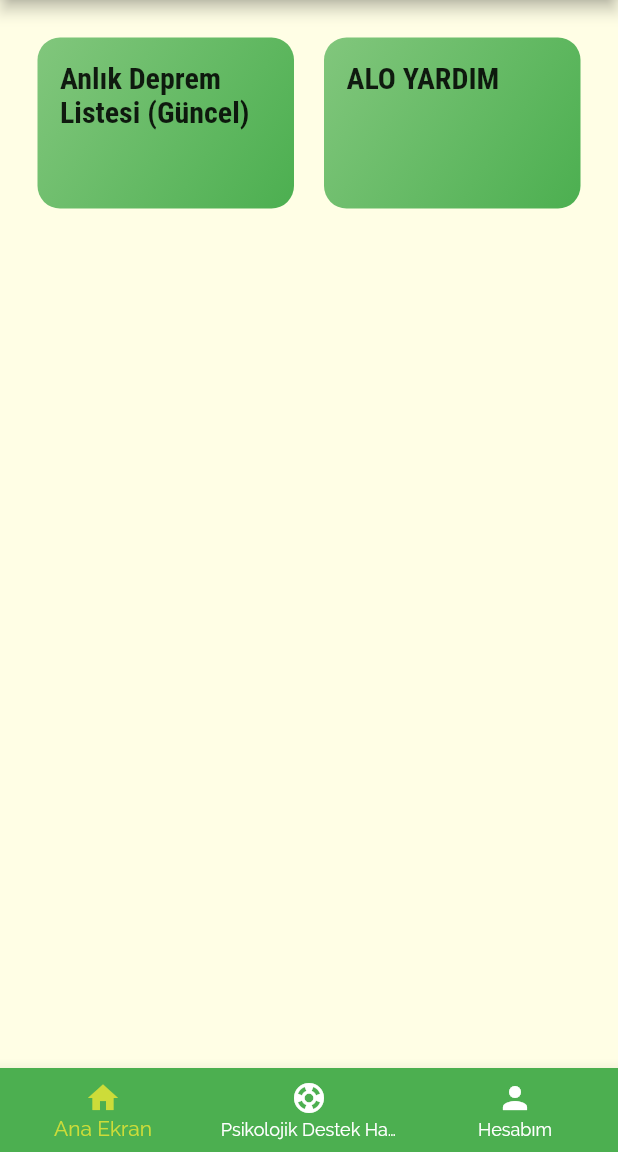
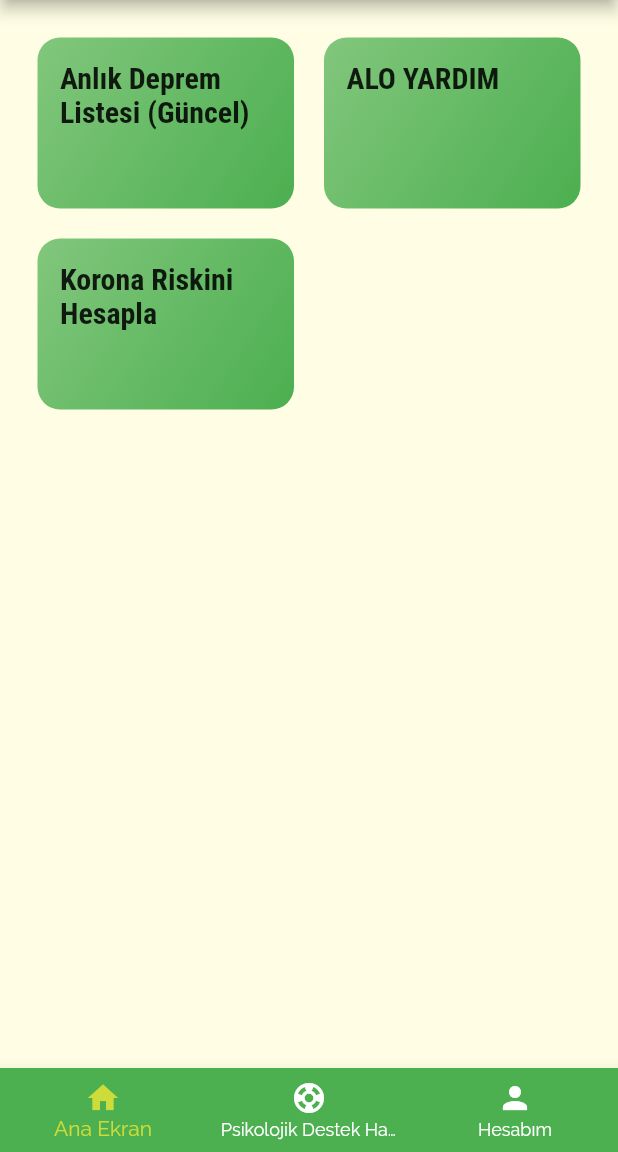
Before and after one commit to BIL-496-Bitirme-Projesi-Grup-X/Aid-Assist-Frontend, a Flutter app: the screen it shows after launch, on a phone screen of 412 x 824 dp, the part 84-1236 px from its top. Run offline on Flutter 3.47's test engine with Material 2 defaults, Android fonts, the light colour scheme and no system bars.

Commit message:
Calculate corona risk screen is added.

```diff
--- /dev/null
+++ b/lib/screens/calculate_corona_risk_screen.dart
@@ -0,0 +1,12 @@
+import 'package:flutter/material.dart';
+
+class CalculateCoronaRiskScreen extends StatelessWidget {
+  @override
+  Widget build(BuildContext context) {
+    return Scaffold(
+        appBar: AppBar(title: Text("Korona Riskini Hesapla")),
+        body: Center(
+          child: Text("Korona Riskini Hesapla"),
+        ));
+  }
+}
--- a/lib/screens/main_screen.dart
+++ b/lib/screens/main_screen.dart
@@ -1,5 +1,6 @@
 import 'package:flutter/material.dart';
 
+import 'calculate_corona_risk_screen.dart';
 import 'call_emergency_numbers_screen.dart';
 import 'latest_earthquakes_screen.dart';
 
@@ -69,6 +70,36 @@ class MainScreen extends StatelessWidget {
             ),
           ),
         ),
+        InkWell(
+          onTap: () => {
+            Navigator.push(
+              context,
+              MaterialPageRoute(
+                builder: (context) => CalculateCoronaRiskScreen(),
+              ),
+            )
+          },
+          splashColor: Theme.of(context).primaryColor,
+          borderRadius: BorderRadius.circular(15),
+          child: Container(
+            padding: const EdgeInsets.all(15),
+            child: Text(
+              "Korona Riskini Hesapla",
+              style: Theme.of(context).textTheme.headline6,
+            ),
+            decoration: BoxDecoration(
+              gradient: LinearGradient(
+                colors: [
+                  Colors.green.withOpacity(0.7),
+                  Colors.green,
+                ],
+                begin: Alignment.topLeft,
+                end: Alignment.bottomRight,
+              ),
+              borderRadius: BorderRadius.circular(15),
+            ),
+          ),
+        ),
       ],
       gridDelegate: SliverGridDelegateWithMaxCrossAxisExtent(
         maxCrossAxisExtent: 200,
```
